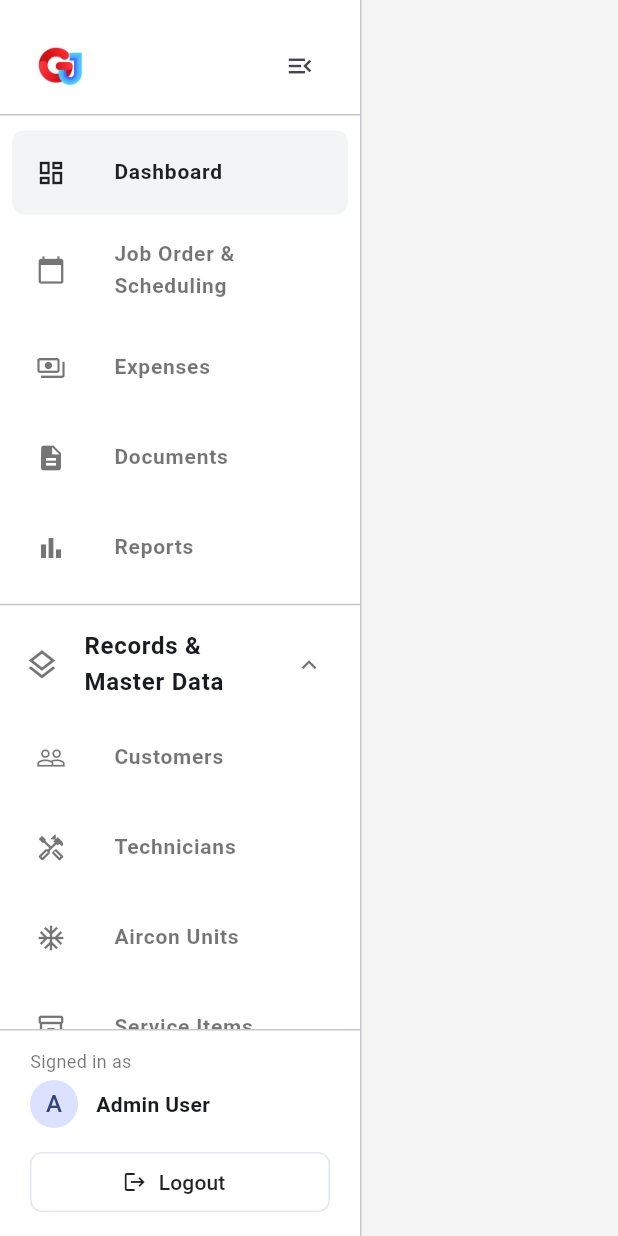
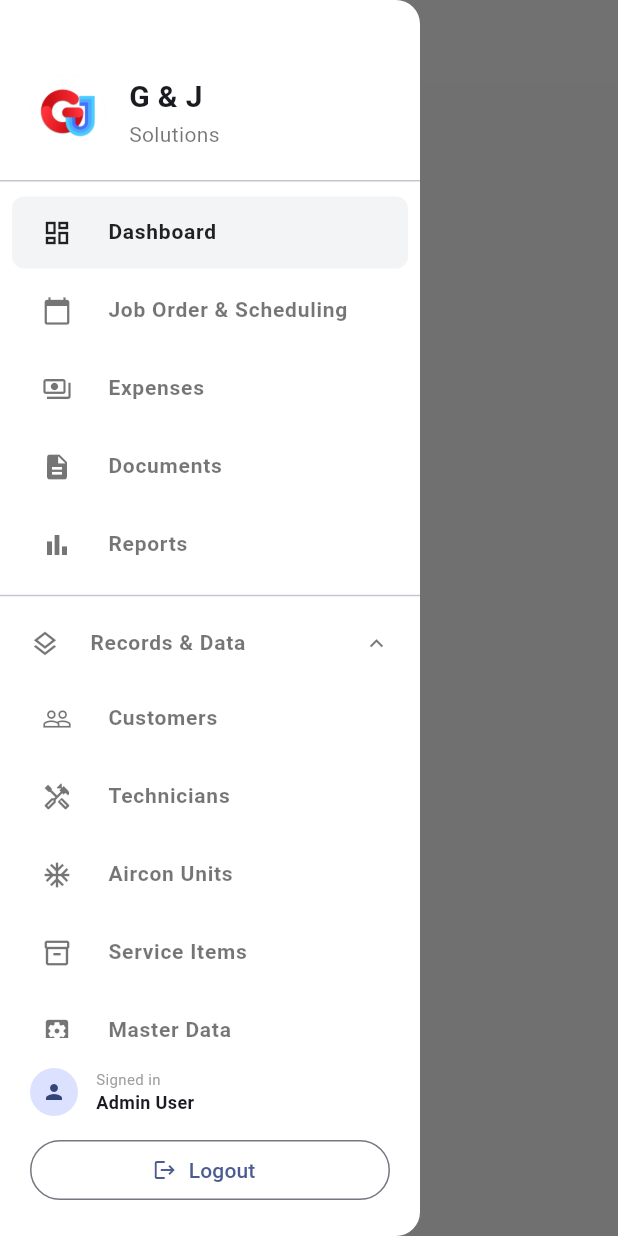
Before and after one commit to Lethe-28/IT12_G-J_AIRCON_SOLUTIONS, a Flutter app: the AppShell screen opened directly with empty values, with the side drawer open (before the commit the screen has no drawer), on a phone screen of 412 x 824 dp. Run offline on Flutter 3.47's test engine with Material 3 defaults, Android fonts, the phone set to English and light mode, and no system bars; accounts and stored records are empty.

Commit message:
Sidebar fixed partially for mobile and desktop

```diff
--- a/lib/ui_app_shell.dart
+++ b/lib/ui_app_shell.dart
@@ -5,30 +5,24 @@ class AppShell extends StatefulWidget {
   final int selectedIndex;
   final Widget body;
 
-  const AppShell({
-    super.key,
-    required this.selectedIndex,
-    required this.body,
-  });
+  const AppShell({super.key, required this.selectedIndex, required this.body});
 
   @override
   State<AppShell> createState() => _AppShellState();
 }
 
 class _AppShellState extends State<AppShell> {
+  // Key to control the mobile drawer
+  final GlobalKey<ScaffoldState> _scaffoldKey = GlobalKey<ScaffoldState>();
+
+  // State for the sub-menu expansion
   bool _adminMenuExpanded = true;
 
-  bool get _isCollapsed => AppState.isSidebarCollapsed;
-
-  @override
-  void didUpdateWidget(AppShell oldWidget) {
-    super.didUpdateWidget(oldWidget);
-    // Reset admin menu when widget updates (navigation occurs)
-    _adminMenuExpanded = true;
-  }
+  // State for the desktop sidebar collapse (minimized vs full)
+  bool _desktopSidebarCollapsed = false;
 
   void _onSelect(BuildContext context, int index) {
-    // Map navigation indices to routes based on role
+    // Map navigation indices to routes
     final routeMap = <int, String>{
       0: '/dashboard',
       1: '/scheduling',
@@ -51,8 +45,13 @@ class _AppShellState extends State<AppShell> {
 
     final route = routeMap[index];
     if (route != null) {
-      // Delay navigation slightly to avoid conflicts
-      Future.delayed(const Duration(milliseconds: 50), () {
+      // If we are on mobile and the drawer is open, close it first
+      if (_scaffoldKey.currentState?.isDrawerOpen ?? false) {
+        Navigator.of(context).pop();
+      }
+
+      // Small delay to ensure drawer closing animation finishes smoothly
+      Future.delayed(const Duration(milliseconds: 100), () {
         if (mounted && ModalRoute.of(context)?.settings.name != route) {
           Navigator.of(context).pushReplacementNamed(route);
         }
@@ -62,259 +61,382 @@ class _AppShellState extends State<AppShell> {
 
   @override
   Widget build(BuildContext context) {
-    final double sidebarWidth = _isCollapsed ? 80 : 240;
+    return LayoutBuilder(
+      builder: (context, constraints) {
+        // HCI STANDARD: Breakpoint usually around 700-900px
+        final bool isMobile = constraints.maxWidth < 800;
+
+        // --- MOBILE LAYOUT (Infinix Note 50) ---
+        if (isMobile) {
+          return Scaffold(
+            key: _scaffoldKey, // Required to open drawer programmatically
+            backgroundColor: const Color(0xFFF5F5F5),
+            appBar: AppBar(
+              backgroundColor: Colors.white,
+              elevation: 1,
+              title: const Text(
+                'G & J System',
+                style: TextStyle(
+                  color: Colors.black87,
+                  fontSize: 18,
+                  fontWeight: FontWeight.bold,
+                ),
+              ),
+              iconTheme: const IconThemeData(color: Colors.black87),
+              leading: IconButton(
+                icon: const Icon(Icons.menu),
+                onPressed: () => _scaffoldKey.currentState?.openDrawer(),
+              ),
+            ),
+            // The "Floating" Sidebar
+            drawer: Drawer(
+              width: 280,
+              backgroundColor: Colors.white,
+              child: Column(
+                children: [
+                  _MobileDrawerHeader(),
+                  const Divider(height: 1),
+                  Expanded(
+                    child: _NavigationList(
+                      selectedIndex: widget.selectedIndex,
+                      adminMenuExpanded: _adminMenuExpanded,
+                      onAdminExpandToggle: () => setState(
+                        () => _adminMenuExpanded = !_adminMenuExpanded,
+                      ),
+                      onSelect: (index) => _onSelect(context, index),
+                    ),
+                  ),
+                  _UserFooter(isCollapsed: false),
+                ],
+              ),
+            ),
+            body: widget.body,
+          );
+        }
+
+        // --- DESKTOP LAYOUT (PC / Large Tablet) ---
+        final double sidebarWidth = _desktopSidebarCollapsed ? 70 : 250;
+
         return Scaffold(
           backgroundColor: const Color(0xFFF5F5F5),
           body: Row(
             children: [
-          Container(
+              // Permanent Sidebar
+              AnimatedContainer(
+                duration: const Duration(milliseconds: 200),
                 width: sidebarWidth,
-            constraints: BoxConstraints(maxWidth: sidebarWidth, minWidth: sidebarWidth),
                 color: Colors.white,
-            child: SafeArea(
                 child: Column(
-                crossAxisAlignment:
-                    _isCollapsed ? CrossAxisAlignment.center : CrossAxisAlignment.stretch,
-                mainAxisSize: MainAxisSize.max,
                   children: [
-                  Padding(
-                    padding: EdgeInsets.fromLTRB(
-                        _isCollapsed ? 12 : 20, 24, _isCollapsed ? 12 : 20, 12),
-                    child: _isCollapsed
-                        ? Column(
-                            mainAxisSize: MainAxisSize.min,
-                            children: [
-                              Container(
-                                width: 40,
-                                height: 40,
-                                decoration: BoxDecoration(
-                                  color: const Color(0xFFF5F5F5),
-                                  borderRadius: BorderRadius.circular(20),
-                                ),
-                                child: ClipRRect(
-                                  borderRadius: BorderRadius.circular(20),
-                                  child: Image.asset(
-                                    'lib/image/logo.png',
-                                    fit: BoxFit.cover,
-                                  ),
-                                ),
-                              ),
-                              const SizedBox(height: 8),
-                              IconButton(
-                                icon: const Icon(Icons.menu, size: 20),
-                                visualDensity: VisualDensity.compact,
-                                padding: EdgeInsets.zero,
-                                constraints: const BoxConstraints(),
-                                onPressed: () {
-                                  AppState.isSidebarCollapsed = !AppState.isSidebarCollapsed;
-                                  setState(() {});
-                                },
-                                tooltip: 'Expand sidebar',
-                              ),
-                            ],
-                          )
-                        : Row(
-                            children: [
-                              Container(
-                                width: 40,
-                                height: 40,
-                                decoration: BoxDecoration(
-                                  color: const Color(0xFFF5F5F5),
-                                  borderRadius: BorderRadius.circular(20),
-                                ),
-                                child: ClipRRect(
-                                  borderRadius: BorderRadius.circular(20),
-                                  child: Image.asset(
-                                    'lib/image/logo.png',
-                                    fit: BoxFit.cover,
-                                  ),
-                                ),
-                              ),
-                              const Spacer(),
-                              IconButton(
-                                icon: const Icon(Icons.menu_open, size: 20),
-                                visualDensity: VisualDensity.compact,
-                                padding: EdgeInsets.zero,
-                                constraints: const BoxConstraints(),
-                                onPressed: () {
-                                  AppState.isSidebarCollapsed = !AppState.isSidebarCollapsed;
-                                  setState(() {});
-                                },
-                                tooltip: 'Collapse sidebar',
-                              ),
-                            ],
+                    _DesktopSidebarHeader(
+                      isCollapsed: _desktopSidebarCollapsed,
+                      onToggle: () => setState(
+                        () => _desktopSidebarCollapsed =
+                            !_desktopSidebarCollapsed,
                       ),
                     ),
                     const Divider(height: 1),
                     Expanded(
-                    child: ListView(
+                      child: _NavigationList(
+                        selectedIndex: widget.selectedIndex,
+                        adminMenuExpanded: _adminMenuExpanded,
+                        onAdminExpandToggle: () => setState(
+                          () => _adminMenuExpanded = !_adminMenuExpanded,
+                        ),
+                        onSelect: (index) => _onSelect(context, index),
+                        isDesktopCollapsed: _desktopSidebarCollapsed,
+                      ),
+                    ),
+                    const Divider(height: 1),
+                    _UserFooter(isCollapsed: _desktopSidebarCollapsed),
+                  ],
+                ),
+              ),
+              const VerticalDivider(width: 1),
+              // Main Content Area
+              Expanded(child: widget.body),
+            ],
+          ),
+        );
+      },
+    );
+  }
+}
+
+// ==============================================================================
+// HELPER WIDGETS (Extracted to keep the main logic clean)
+// ==============================================================================
+
+class _NavigationList extends StatelessWidget {
+  final int selectedIndex;
+  final bool adminMenuExpanded;
+  final VoidCallback onAdminExpandToggle;
+  final Function(int) onSelect;
+  final bool isDesktopCollapsed;
+
+  const _NavigationList({
+    required this.selectedIndex,
+    required this.adminMenuExpanded,
+    required this.onAdminExpandToggle,
+    required this.onSelect,
+    this.isDesktopCollapsed = false,
+  });
+
+  @override
+  Widget build(BuildContext context) {
+    return ListView(
       padding: const EdgeInsets.symmetric(vertical: 8),
-                      shrinkWrap: true,
       children: [
-                        _navTile(context, 0, Icons.dashboard_outlined, 'Dashboard'),
-                        _navTile(context, 1, Icons.calendar_today, 'Job Order & Scheduling'),
-                        _navTile(context, 2, Icons.payments_outlined, 'Expenses'),
-                        _navTile(context, 3, Icons.description, 'Documents'),
-                        _navTile(context, 4, Icons.bar_chart, 'Reports'),
+        _navTile(0, Icons.dashboard_outlined, 'Dashboard'),
+        _navTile(1, Icons.calendar_today, 'Job Order & Scheduling'),
+        _navTile(2, Icons.payments_outlined, 'Expenses'),
+        _navTile(3, Icons.description, 'Documents'),
+        _navTile(4, Icons.bar_chart, 'Reports'),
+
         if (AppState.currentRole == UserRole.admin) ...[
           const Divider(height: 16),
           _adminNavGroup([
-                            _navTile(context, 5, Icons.people_outline, 'Customers'),
-                            _navTile(context, 6, Icons.handyman_outlined, 'Technicians'),
-                            _navTile(context, 7, Icons.ac_unit, 'Aircon Units'),
-                            _navTile(context, 8, Icons.inventory_2_outlined, 'Service Items'),
-                            _navTile(context, 9, Icons.settings_applications, 'Master Data'),
-                            _navTile(context, 10, Icons.people_alt_outlined, 'User Management'),
+            _navTile(5, Icons.people_outline, 'Customers'),
+            _navTile(6, Icons.handyman_outlined, 'Technicians'),
+            _navTile(7, Icons.ac_unit, 'Aircon Units'),
+            _navTile(8, Icons.inventory_2_outlined, 'Service Items'),
+            _navTile(9, Icons.settings_applications, 'Master Data'),
+            _navTile(10, Icons.people_alt_outlined, 'User Management'),
           ]),
         ],
+
+        const Divider(height: 16),
         _navTile(
-                            context,
           AppState.currentRole == UserRole.admin ? 11 : 5,
           Icons.settings_outlined,
-                            'Settings'),
+          'Settings',
+        ),
       ],
+    );
+  }
+
+  Widget _navTile(int index, IconData icon, String label) {
+    final bool isSelected = selectedIndex == index;
+
+    // If desktop is collapsed, we show a Tooltip. On mobile, we never need a tooltip.
+    Widget content = ListTile(
+      leading: Icon(
+        icon,
+        color: isSelected ? Colors.black87 : Colors.black54,
+        size: 20,
+      ),
+      title: isDesktopCollapsed
+          ? null
+          : Text(
+              label,
+              style: TextStyle(
+                color: isSelected ? Colors.black87 : Colors.black54,
+                fontWeight: FontWeight.w700,
+                fontSize: 14,
               ),
             ),
-                  const Divider(height: 1),
-                  Padding(
-                    padding: EdgeInsets.symmetric(
-                        horizontal: _isCollapsed ? 16 : 20, vertical: 12),
-                    child: Column(
-                      crossAxisAlignment: _isCollapsed
-                          ? CrossAxisAlignment.center
-                          : CrossAxisAlignment.start,
+      onTap: () => onSelect(index),
+      dense: true,
+      horizontalTitleGap: isDesktopCollapsed ? 0 : 12,
+      contentPadding: EdgeInsets.symmetric(
+        horizontal: isDesktopCollapsed ? 12 : 20,
+        vertical: 0,
+      ),
+      minLeadingWidth: isDesktopCollapsed ? 0 : 32,
+    );
+
+    if (isDesktopCollapsed) {
+      content = Tooltip(message: label, child: content);
+    }
+
+    return Container(
+      margin: const EdgeInsets.symmetric(vertical: 2, horizontal: 8),
+      decoration: BoxDecoration(
+        color: isSelected ? const Color(0xFFF3F4F6) : Colors.transparent,
+        borderRadius: BorderRadius.circular(8),
+      ),
+      child: content,
+    );
+  }
+
+  Widget _adminNavGroup(List<Widget> children) {
+    if (isDesktopCollapsed) {
+      // In collapsed mode, we just list the items without the dropdown logic
+      return Column(children: children);
+    }
+    return Column(
+      crossAxisAlignment: CrossAxisAlignment.stretch,
       children: [
-                        if (!_isCollapsed)
-                          const Text('Signed in as',
+        ListTile(
+          leading: const Icon(
+            Icons.layers_outlined,
+            color: Colors.black54,
+            size: 20,
+          ),
+          title: const Text(
+            'Records & Data',
             style: TextStyle(
-                                  fontSize: 12, color: Colors.black54)),
-                        const SizedBox(height: 4),
-                        Row(
-                          mainAxisAlignment: _isCollapsed
-                              ? MainAxisAlignment.center
-                              : MainAxisAlignment.start,
+              fontWeight: FontWeight.w700,
+              fontSize: 14,
+              color: Colors.black54,
+            ),
+          ),
+          trailing: Icon(
+            adminMenuExpanded ? Icons.expand_less : Icons.expand_more,
+            color: Colors.black54,
+            size: 18,
+          ),
+          onTap: onAdminExpandToggle,
+          dense: true,
+          contentPadding: const EdgeInsets.symmetric(horizontal: 20),
+        ),
+        if (adminMenuExpanded) Column(children: children),
+      ],
+    );
+  }
+}
+
+class _MobileDrawerHeader extends StatelessWidget {
+  @override
+  Widget build(BuildContext context) {
+    return Container(
+      padding: const EdgeInsets.fromLTRB(20, 50, 20, 20),
+      child: Row(
         children: [
-                            CircleAvatar(
-                              radius: 16,
-                              child: Text(AppState.roleInitials()),
+          Container(
+            width: 50,
+            height: 50,
+            decoration: BoxDecoration(
+              color: const Color(0xFFF5F5F5),
+              borderRadius: BorderRadius.circular(25),
             ),
-                            if (!_isCollapsed) ...[
-                              const SizedBox(width: 12),
-                              Expanded(
-                                child: Text(AppState.roleDisplayName(),
-                                    style: const TextStyle(
-                                        fontSize: 14,
-                                        fontWeight: FontWeight.w600)),
-                              ),
-                            ],
-                          ],
-                        ),
-                        if (!_isCollapsed) ...[
-                          const SizedBox(height: 12),
-                          SizedBox(
-                            width: double.infinity,
-                            child: OutlinedButton.icon(
-                              onPressed: () => Navigator.of(context)
-                                  .pushReplacementNamed('/login'),
-                              icon: const Icon(Icons.logout, size: 16),
-                              label: const Text('Logout'),
-                              style: OutlinedButton.styleFrom(
-                                foregroundColor: Colors.black87,
-                                side: const BorderSide(color: Color(0xFFE2E8F0)),
-                                shape: RoundedRectangleBorder(
-                                    borderRadius: BorderRadius.circular(8)),
+            child: ClipRRect(
+              borderRadius: BorderRadius.circular(25),
+              child: Image.asset(
+                'lib/image/logo.png',
+                fit: BoxFit.cover,
+                errorBuilder: (c, o, s) => const Icon(Icons.ac_unit),
               ),
             ),
           ),
+          const SizedBox(width: 16),
+          const Column(
+            crossAxisAlignment: CrossAxisAlignment.start,
+            children: [
+              Text(
+                'G & J',
+                style: TextStyle(fontSize: 20, fontWeight: FontWeight.bold),
+              ),
+              Text(
+                'Solutions',
+                style: TextStyle(fontSize: 14, color: Colors.black54),
+              ),
             ],
+          ),
+        ],
+      ),
+    );
+  }
+}
+
+class _DesktopSidebarHeader extends StatelessWidget {
+  final bool isCollapsed;
+  final VoidCallback onToggle;
+
+  const _DesktopSidebarHeader({
+    required this.isCollapsed,
+    required this.onToggle,
+  });
+
+  @override
+  Widget build(BuildContext context) {
+    return Padding(
+      padding: EdgeInsets.symmetric(
+        horizontal: isCollapsed ? 12 : 20,
+        vertical: 20,
+      ),
+      child: Row(
+        mainAxisAlignment: isCollapsed
+            ? MainAxisAlignment.center
+            : MainAxisAlignment.spaceBetween,
+        children: [
+          if (!isCollapsed) ...[
+            Container(
+              width: 32,
+              height: 32,
+              child: Image.asset(
+                'lib/image/logo.png',
+                fit: BoxFit.cover,
+                errorBuilder: (c, o, s) => const Icon(Icons.ac_unit),
+              ),
+            ),
+            const SizedBox(width: 12),
+            const Expanded(
+              child: Text(
+                'G & J System',
+                style: TextStyle(fontWeight: FontWeight.bold, fontSize: 16),
+              ),
+            ),
+          ],
+          IconButton(
+            icon: Icon(isCollapsed ? Icons.menu : Icons.menu_open),
+            onPressed: onToggle,
+            tooltip: isCollapsed ? 'Expand' : 'Collapse',
+          ),
+        ],
+      ),
+    );
+  }
+}
+
+class _UserFooter extends StatelessWidget {
+  final bool isCollapsed;
+  const _UserFooter({required this.isCollapsed});
+
+  @override
+  Widget build(BuildContext context) {
+    return Padding(
+      padding: EdgeInsets.all(isCollapsed ? 8 : 20),
+      child: Column(
+        children: [
+          if (!isCollapsed)
+            const Row(
+              children: [
+                CircleAvatar(radius: 16, child: Icon(Icons.person, size: 16)),
+                SizedBox(width: 12),
+                Expanded(
+                  child: Column(
+                    crossAxisAlignment: CrossAxisAlignment.start,
+                    children: [
+                      Text(
+                        'Signed in',
+                        style: TextStyle(fontSize: 10, color: Colors.grey),
+                      ),
+                      Text(
+                        'Admin User',
+                        style: TextStyle(
+                          fontSize: 12,
+                          fontWeight: FontWeight.bold,
+                        ),
+                      ),
                     ],
                   ),
                 ),
               ],
             ),
-            ),
-          ),
-          const VerticalDivider(width: 1),
-          Expanded(
-            child: Container(
-              color: const Color(0xFFF5F5F5),
-              child: SafeArea(
-                child: widget.body,
-              ),
+          const SizedBox(height: 12),
+          OutlinedButton.icon(
+            onPressed: () =>
+                Navigator.of(context).pushReplacementNamed('/login'),
+            icon: const Icon(Icons.logout, size: 16),
+            label: isCollapsed ? const SizedBox.shrink() : const Text('Logout'),
+            style: OutlinedButton.styleFrom(
+              minimumSize: const Size(double.infinity, 40),
+              padding: isCollapsed ? EdgeInsets.zero : null,
             ),
           ),
         ],
       ),
     );
   }
-
-  Widget _navTile(BuildContext context, int index, IconData icon, String label) {
-    final bool isSelected = widget.selectedIndex == index;
-    return Container(
-      margin: EdgeInsets.symmetric(
-        horizontal: _isCollapsed ? 8 : 8,
-        vertical: 2,
-      ),
-      decoration: BoxDecoration(
-        color: isSelected ? const Color(0xFFF3F4F6) : Colors.transparent,
-        borderRadius: BorderRadius.circular(8),
-      ),
-      child: ListTile(
-        leading: Icon(
-          icon,
-          color: isSelected ? Colors.black87 : Colors.black54,
-          size: 20,
-        ),
-        title: _isCollapsed
-            ? null
-            : Text(label,
-                style: TextStyle(
-                    color: isSelected ? Colors.black87 : Colors.black54,
-                    fontWeight: FontWeight.w700,
-                    fontSize: 14)),
-        onTap: () => _onSelect(context, index),
-        dense: true,
-        horizontalTitleGap: _isCollapsed ? 0 : 12,
-        contentPadding:
-            EdgeInsets.symmetric(horizontal: _isCollapsed ? 12 : 16, vertical: 4),
-        minLeadingWidth: _isCollapsed ? 0 : 40,
-      ),
-    );
 }
-
-  Widget _adminNavGroup(List<Widget> children) {
-    if (_isCollapsed) {
-      return Column(children: children);
-    }
-    return Column(
-      crossAxisAlignment: CrossAxisAlignment.stretch,
-      children: [
-        ListTile(
-          leading: const Icon(Icons.layers_outlined, color: Colors.black54),
-          title: const Text(
-            'Records & Master Data',
-            style: TextStyle(fontWeight: FontWeight.w700),
-          ),
-          trailing: Icon(
-            _adminMenuExpanded ? Icons.expand_less : Icons.expand_more,
-            color: Colors.black54,
-            size: 20,
-          ),
-          onTap: () {
-            setState(() {
-              _adminMenuExpanded = !_adminMenuExpanded;
-            });
-          },
-        ),
-        AnimatedCrossFade(
-          firstChild: Column(children: children),
-          secondChild: const SizedBox.shrink(),
-          crossFadeState: _adminMenuExpanded
-              ? CrossFadeState.showFirst
-              : CrossFadeState.showSecond,
-          duration: const Duration(milliseconds: 200),
-        ),
-      ],
-    );
-  }
-}
```
Also changed, not shown: 1 other file. Lines whose indentation alone changed are shown as unchanged.
